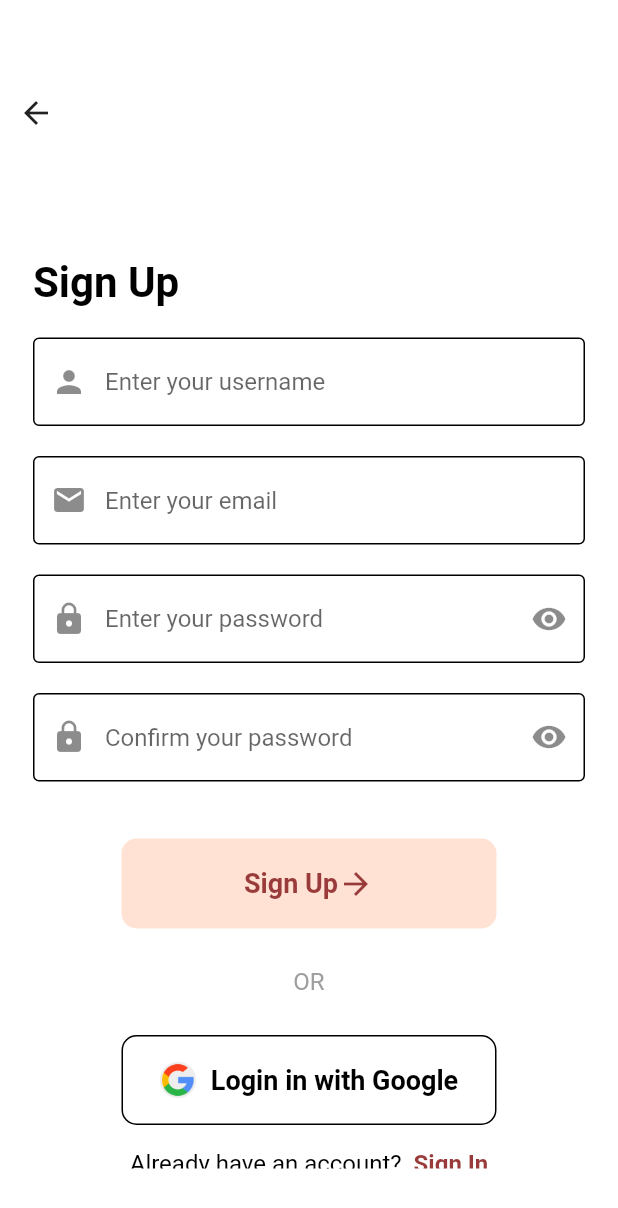
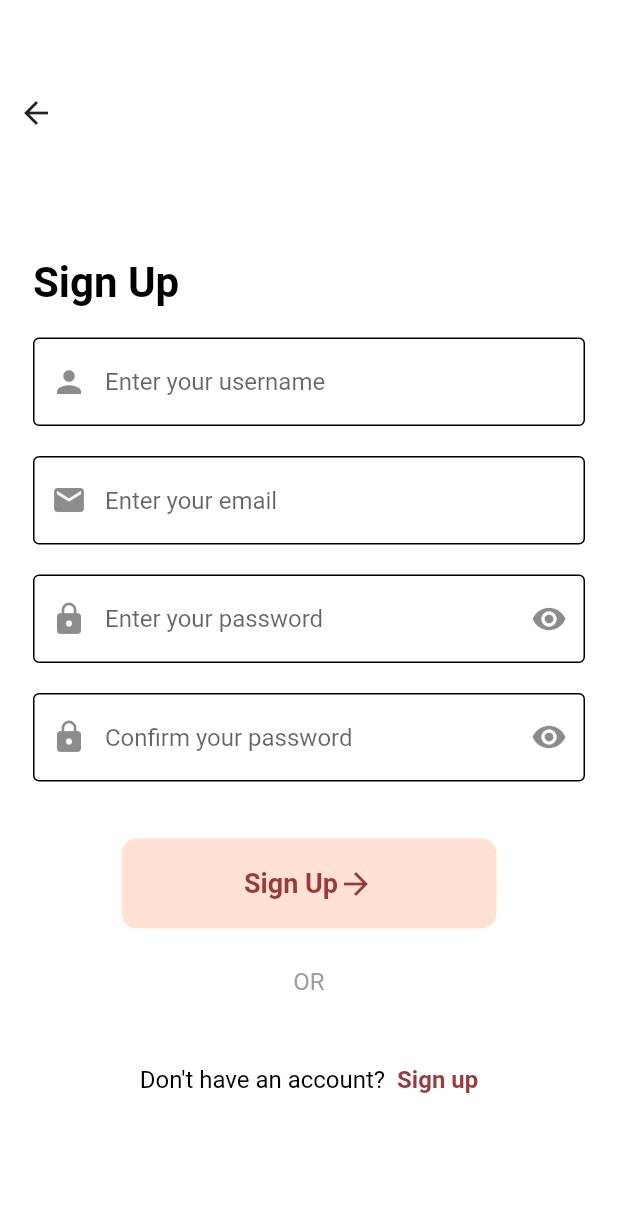
Before and after one commit to kirtisikka1211/Ashram-Guide, a Flutter app: the SignUpPage screen opened directly with empty values, on a phone screen of 412 x 824 dp. Shown: the top 1208 px of the screen. Run offline on Flutter 3.47's test engine with Material 2 defaults, Android fonts, the light colour scheme and no system bars; our stand-ins replace cloud_firestore, email_validator, firebase_auth, firebase_core; accounts and stored records are empty; network calls fail; Roboto replaces fonts that are missing (Changa).

Commit message:
modified ui of signin signup

```diff
--- a/ashramapp/lib/pages/signup.dart
+++ b/ashramapp/lib/pages/signup.dart
@@ -1,5 +1,6 @@
 import 'package:firebase_auth/firebase_auth.dart';
 import 'package:firebase_core/firebase_core.dart';
+import 'package:flutter/gestures.dart';
 import 'package:flutter/material.dart';
 import 'login.dart';
 import '../main.dart';
@@ -228,54 +229,40 @@ class _SignUpPageState extends State<SignUpPage> {
               ),
             ),
             const SizedBox(height: 10),
-            Container(
-              width: 250,
-              height: 60,
-              margin: const EdgeInsets.all(16.0),
-              decoration: BoxDecoration(
-                borderRadius: BorderRadius.circular(10.0),
-                border: Border.all(color: Colors.black),
-                color: Colors.white,
-              ),
-              child: TextButton(
-                onPressed: () {},
-                child: Row(
-                  mainAxisAlignment: MainAxisAlignment.center,
-                  children: [
-                    Image.asset(
-                      'lib/images/google.png', // replace with actual path to Google icon image
-                      height: 24,
-                      width: 24,
-                    ),
-                    // SvgPicture.asset(
-                    //   'assets/google_logo.svg',
-                    //   width: 24,
-                    //   height: 24,
-                    // ),
-                    const SizedBox(width: 10),
-                    const Text(
-                      'Login in with Google',
-                      style: TextStyle(
-                        fontFamily: 'Changa',
-                        fontSize: 18,
-                        fontWeight: FontWeight.bold,
-                        color: Colors.black,
-                      ),
-                    ),
-                  ],
-                ),
-              ),
-            ),
+            // Container(
+            //   width: 250,
+            //   height: 60,
+            //   margin: const EdgeInsets.all(16.0),
+            //   decoration: BoxDecoration(
+            //     borderRadius: BorderRadius.circular(10.0),
+            //     border: Border.all(color: Colors.black),
+            //     color: Colors.white,
+            //   ),
+            //   child: RichText(text: TextSpan(
+            //     style: TextStyle(color: Colors.black,fontSize: 20),
+            //     text: 'No Account?',
+            //    children: [
+            //     TextSpan(
+            //       recognizer: TapGestureRecognizer()
+            //       ..onTap = widget.onClickedSignIn,
+            //       text: 'sign up',
+            //       style: TextStyle(
+            //         decoration: TextDecoration.underline,
+            //         color: Colors.blue[700],
+            //       )
+            //     )
+            //    ])),
+            // ),
             Expanded(
               child: Align(
                 alignment: Alignment.bottomCenter,
                 child: Container(
-                  margin: const EdgeInsets.only(bottom: 45.0),
+                  margin: const EdgeInsets.only(bottom: 95.0),
                   child: Row(
                     mainAxisAlignment: MainAxisAlignment.center,
                     children: [
                       const Text(
-                        "Already have an account? ",
+                        "Don't have an account? ",
                         style: TextStyle(
                           fontFamily: 'Changa',
                           fontSize: 16,
@@ -287,10 +274,10 @@ class _SignUpPageState extends State<SignUpPage> {
                             // Navigator.push(
                             //   context,
                             //   MaterialPageRoute(
-                            //       builder: (context) => const LoginPage()),
+                            //       builder: (context) => SignUpPage()),
                             // );
                           },
-                          child: const Text(' Sign In',
+                          child: const Text(' Sign up',
                               style: TextStyle(
                                 fontFamily: 'Changa',
                                 fontSize: 16,
```
Also changed, not shown: ashramapp/lib/pages/login.dart (+31 -35 lines).
